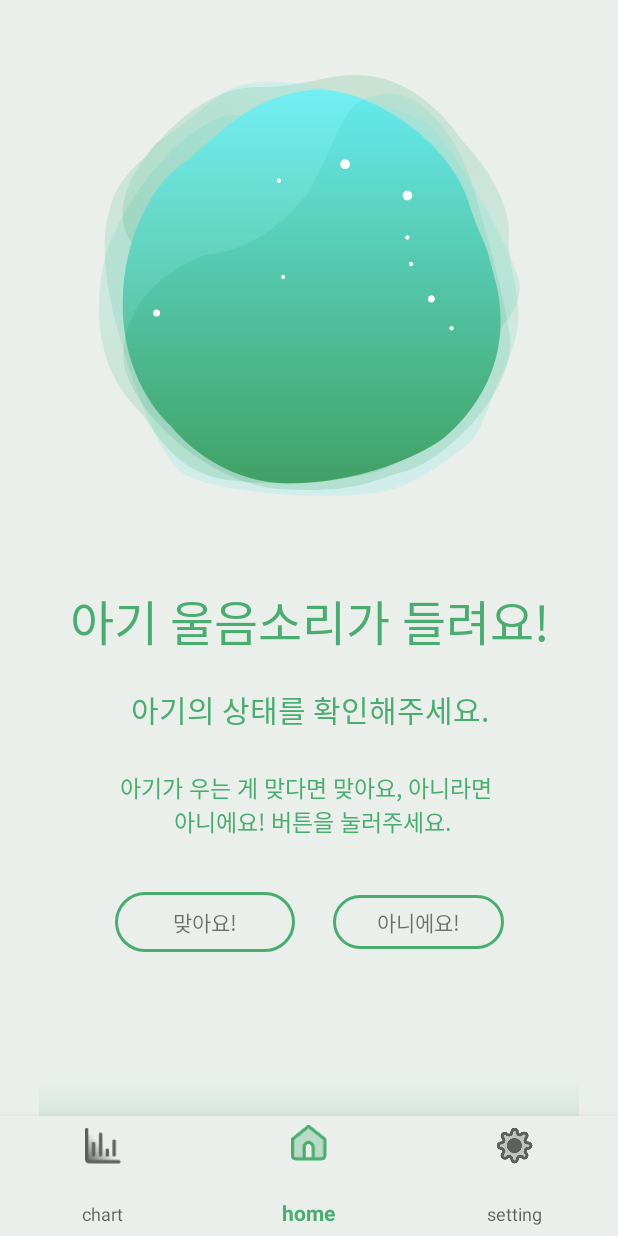
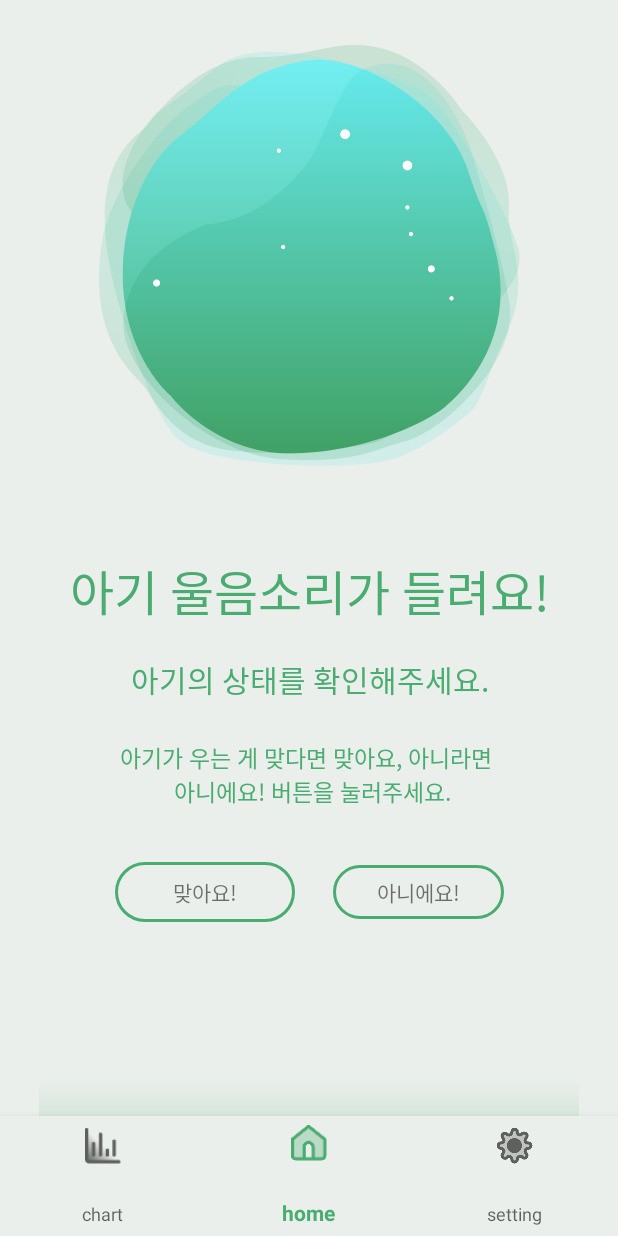
Before and after one commit to CapstoneDesign2020/Soundee-Android, an Android app: the screen it shows after launch (MainActivity), on a phone screen of 412 x 824 dp. Run offline under Robolectric (Android 15) with nearby library versions, the phone set to English and light mode, and no system bars; our stand-ins replace navigation-ui.

```diff
--- a/app/src/main/res/layout/fragment_chart.xml
+++ b/app/src/main/res/layout/fragment_chart.xml
@@ -48,9 +48,10 @@
                     android:id="@+id/chart_pie_daily"
                     android:layout_width="0dp"
                     android:layout_height="200dp"
-                    android:layout_marginStart="30dp"
+                    android:layout_marginStart="5dp"
                     android:layout_marginTop="10dp"
-                    android:layout_marginEnd="32dp"
+                    android:layout_marginEnd="5dp"
+                    android:layout_marginBottom="20dp"
                     app:layout_constraintBottom_toBottomOf="parent"
                     app:layout_constraintEnd_toEndOf="parent"
                     app:layout_constraintHorizontal_bias="1.0"
--- a/app/src/main/res/layout/fragment_home.xml
+++ b/app/src/main/res/layout/fragment_home.xml
@@ -10,7 +10,7 @@
         android:id="@+id/img_home_wheel"
         android:layout_width="wrap_content"
         android:layout_height="wrap_content"
-        android:layout_marginTop="50dp"
+        android:layout_marginTop="30dp"
         app:layout_constraintEnd_toEndOf="parent"
         app:layout_constraintStart_toStartOf="parent"
         app:layout_constraintTop_toTopOf="parent"
--- a/app/src/main/res/values/colors.xml
+++ b/app/src/main/res/values/colors.xml
@@ -2,7 +2,7 @@
 <resources>
     <color name="colorPrimary">#4AAC71</color>
     <color name="colorPrimaryDark">#3700B3</color>
-    <color name="colorAccent">#03DAC5</color>
+    <color name="colorAccent">#4AAC71</color>
 
     <color name="colorPointGreen">#4AAC71</color>
     <color name="colorBackgroundGreen">#EAEFEB</color>
@@ -14,6 +14,7 @@
     <color name="colorButtonGray">#6A6A6A</color>
     <color name="colorOrange">#f89650</color>
     <color name="colorPurple">#361c32</color>
+    <color name="colorChartGray">#818181</color>
 
 
 </resources>
```
Also changed, not shown: app/src/main/java/com/soundee/soundee/chart/ChartFragment.kt (+27 -7 lines).
